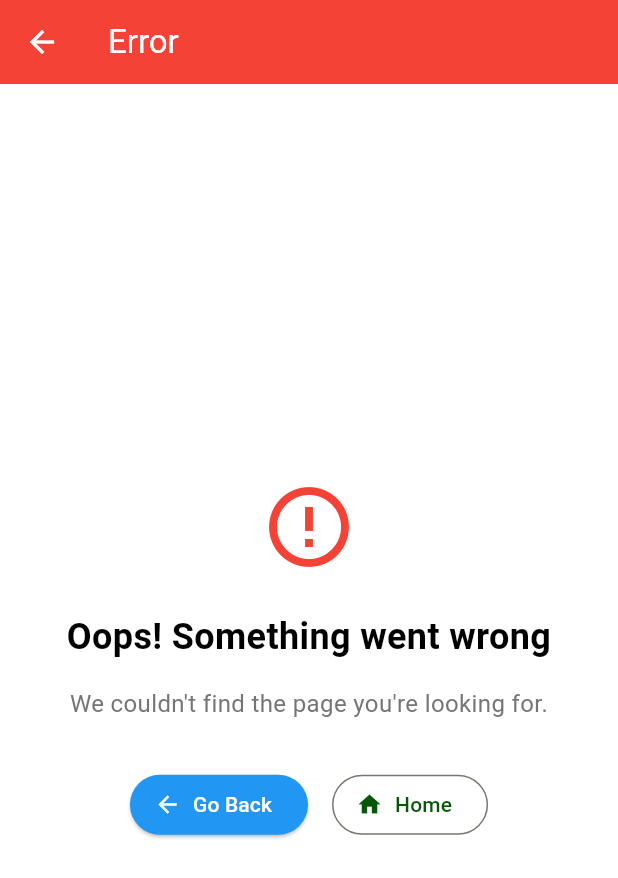
After one commit to dienDan10/vivuvn_project, a Flutter app: the RouteErrorScreen screen opened directly, on a phone screen of 412 x 824 dp. The commit adds this screen. Shown: the top 878 px of the screen. Run offline on Flutter 3.47's test engine with Material 3 defaults, Android fonts, the phone set to English and light mode, and no system bars; our stand-ins replace dio, flex_color_scheme, flutter_dotenv, flutter_riverpod, flutter_secure_storage, go_router; missing offline and left inert: dio_http_formatter; accounts and stored records are empty.

Commit message:
modify route in client app

```diff
--- a/vivuvn_app/lib/core/routes/app_route.dart
+++ b/vivuvn_app/lib/core/routes/app_route.dart
@@ -2,18 +2,24 @@ import 'package:flutter/material.dart';
 import 'package:flutter_riverpod/flutter_riverpod.dart';
 import 'package:go_router/go_router.dart';
 
-import '../../features/home_screen.dart';
+import '../../screens/home_screen.dart';
+import '../../screens/route_error_screen.dart';
+import 'routes.dart';
 
 final goRouterProvider = Provider<GoRouter>((final ref) {
   return GoRouter(
-    initialLocation: '/',
+    initialLocation: homeRoute,
+    errorBuilder: (final context, final state) => RouteErrorScreen(
+      error: state.error.toString(),
+      path: state.uri.toString(),
+    ),
     routes: <RouteBase>[
       GoRoute(
-        path: '/',
+        path: homeRoute,
         builder: (final context, final state) => const HomeScreen(),
       ),
       GoRoute(
-        path: '/login',
+        path: loginRoute,
         builder: (final context, final state) {
           return const Scaffold(body: Center(child: Text('Login Page')));
         },
--- /dev/null
+++ b/vivuvn_app/lib/core/routes/routes.dart
@@ -0,0 +1,4 @@
+const String loginRoute = '/login';
+const String registerRoute = '/register';
+const String profileRoute = '/profile';
+const String homeRoute = '/';
--- a/vivuvn_app/lib/features/home_screen.dart
+++ b/vivuvn_app/lib/screens/home_screen.dart
@@ -1,5 +1,7 @@
 import 'package:flutter/material.dart';
 import 'package:go_router/go_router.dart';
+
+import '../core/routes/routes.dart';
 
 class HomeScreen extends StatelessWidget {
   const HomeScreen({super.key});
@@ -14,7 +16,7 @@ class HomeScreen extends StatelessWidget {
               const Text('Home Screen'),
               ElevatedButton(
                 onPressed: () {
-                  context.go('/login');
+                  context.go(loginRoute);
                 },
                 child: const Text('Go to Login'),
               ),
--- /dev/null
+++ b/vivuvn_app/lib/screens/route_error_screen.dart
@@ -0,0 +1,106 @@
+import 'package:flutter/material.dart';
+import 'package:go_router/go_router.dart';
+
+class RouteErrorScreen extends StatelessWidget {
+  final String? error;
+  final String? path;
+
+  const RouteErrorScreen({super.key, this.error, this.path});
+
+  @override
+  Widget build(final BuildContext context) {
+    return Scaffold(
+      appBar: AppBar(
+        title: const Text('Error'),
+        backgroundColor: Colors.red,
+        foregroundColor: Colors.white,
+      ),
+      body: Center(
+        child: Padding(
+          padding: const EdgeInsets.all(24.0),
+          child: Column(
+            mainAxisAlignment: MainAxisAlignment.center,
+            children: [
+              const Icon(Icons.error_outline, size: 64, color: Colors.red),
+              const SizedBox(height: 24),
+              const Text(
+                'Oops! Something went wrong',
+                style: TextStyle(fontSize: 24, fontWeight: FontWeight.bold),
+                textAlign: TextAlign.center,
+              ),
+              const SizedBox(height: 16),
+              Text(
+                'We couldn\'t find the page you\'re looking for.',
+                style: TextStyle(fontSize: 16, color: Colors.grey[600]),
+                textAlign: TextAlign.center,
+              ),
+              if (path != null) ...[
+                const SizedBox(height: 16),
+                Container(
+                  padding: const EdgeInsets.all(12),
+                  decoration: BoxDecoration(
+                    color: Colors.grey[100],
+                    borderRadius: BorderRadius.circular(8),
+                  ),
+                  child: Text(
+                    'Path: $path',
+                    style: const TextStyle(
+                      fontFamily: 'monospace',
+                      fontSize: 14,
+                    ),
+                  ),
+                ),
+              ],
+              if (error != null) ...[
+                const SizedBox(height: 16),
+                Container(
+                  padding: const EdgeInsets.all(12),
+                  decoration: BoxDecoration(
+                    color: Colors.red[50],
+                    borderRadius: BorderRadius.circular(8),
+                    border: Border.all(color: Colors.red[200]!),
+                  ),
+                  child: Text(
+                    'Error: $error',
+                    style: TextStyle(
+                      fontFamily: 'monospace',
+                      fontSize: 12,
+                      color: Colors.red[700],
+                    ),
+                  ),
+                ),
+              ],
+              const SizedBox(height: 32),
+              Row(
+                mainAxisAlignment: MainAxisAlignment.center,
+                children: [
+                  ElevatedButton.icon(
+                    onPressed: () {
+                      Navigator.of(context).canPop()
+                          ? Navigator.of(context).pop()
+                          : context.go('/');
+                    },
+                    icon: const Icon(Icons.arrow_back),
+                    label: const Text('Go Back'),
+                    style: ElevatedButton.styleFrom(
+                      backgroundColor: Colors.blue,
+                      foregroundColor: Colors.white,
+                    ),
+                  ),
+                  const SizedBox(width: 16),
+                  OutlinedButton.icon(
+                    onPressed: () {
+                      context.go('/');
+                    },
+                    icon: const Icon(Icons.home),
+                    label: const Text('Home'),
+                  ),
+                ],
+              ),
+            ],
+          ),
+        ),
+      ),
+    );
+  }
+}
```
